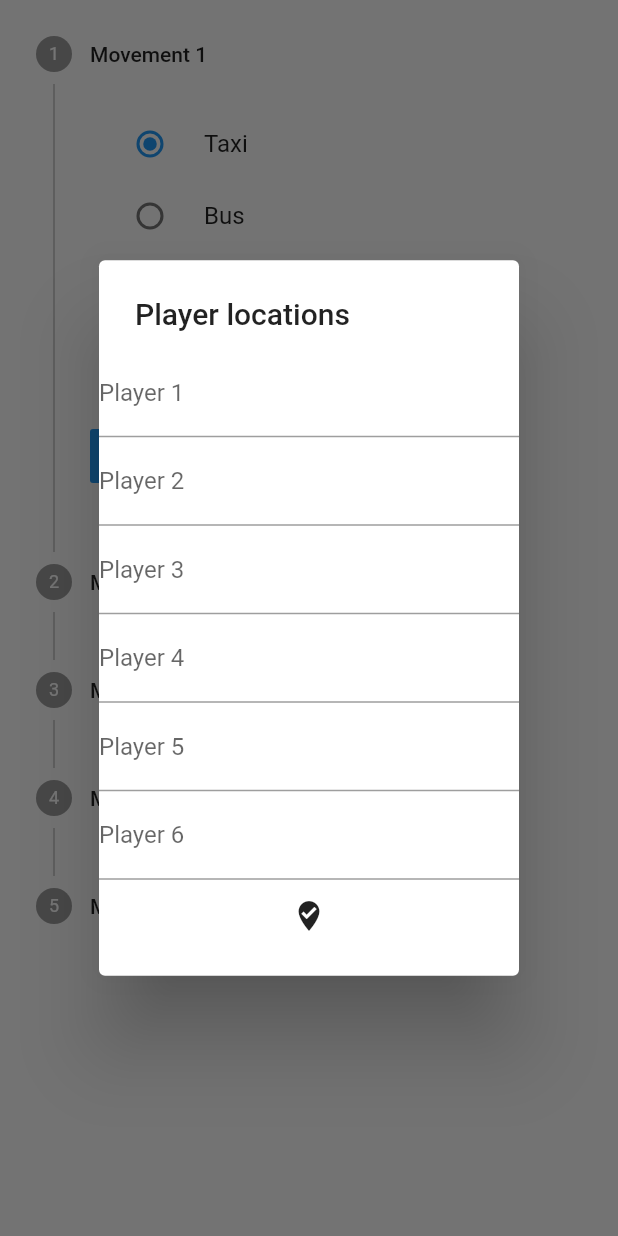
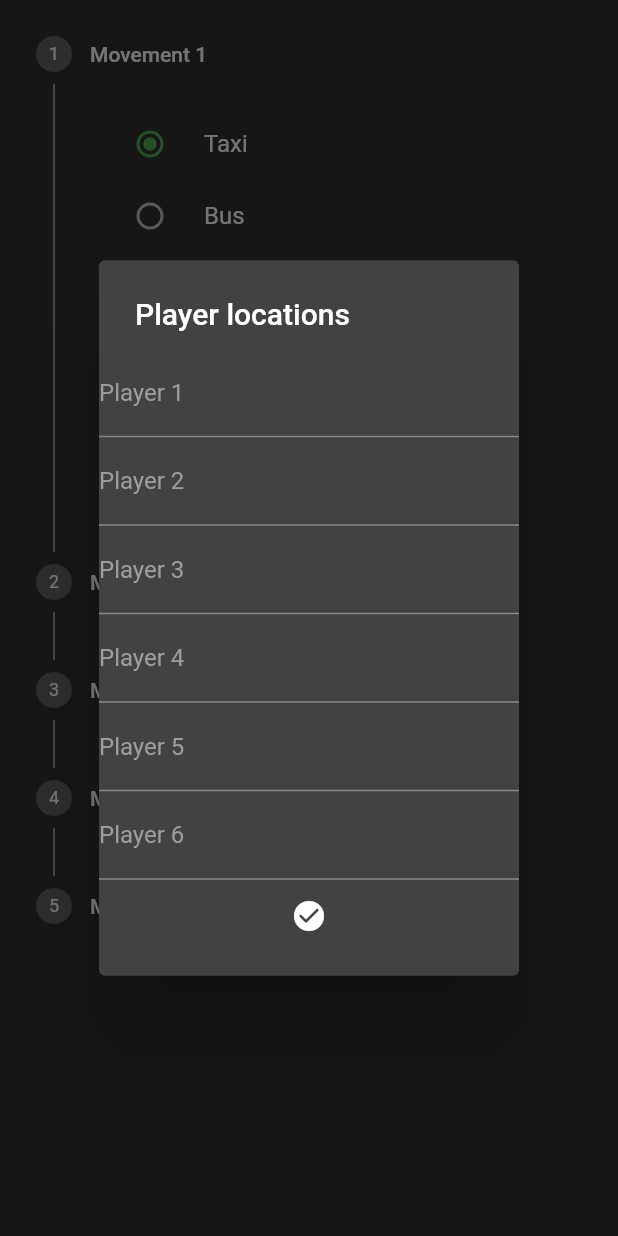
Before and after one commit to LvdKooi/scotland_yard_advice, a Flutter app: the MovementStepper widget shown alone on an empty page, opened directly with empty values, after a tap on "CONTINUE", on a phone screen of 412 x 824 dp. Run offline on Flutter 3.47's test engine with Material 2 defaults, Android fonts, the phone set to English and light mode, and no system bars.

Commit message:
Adding colors and styles for dark theme

```diff
--- a/lib/widget/MovementStepper.dart
+++ b/lib/widget/MovementStepper.dart
@@ -87,8 +87,15 @@ class _MovementStepperState extends State<MovementStepper> {
     var tfList = <Widget>[];
     for (var i = 0; i <= _MAX_PLAYERS; i++) {
       tfList.add(new TextField(
-          decoration:
-              new InputDecoration(labelText: "Player " + (i + 1).toString()),
+          cursorColor: Colors.white,
+          decoration: new InputDecoration(
+              labelText: "Player " + (i + 1).toString(),
+              labelStyle: TextStyle(color: Colors.grey),
+              focusedBorder: UnderlineInputBorder(
+                borderSide: const BorderSide(
+                  color: Colors.white,
+                ),
+              )),
           keyboardType: TextInputType.number,
           inputFormatters: [FilteringTextInputFormatter.digitsOnly],
           cursorWidth: 3,
@@ -112,7 +119,7 @@ class _MovementStepperState extends State<MovementStepper> {
                 }
               })
             },
-        icon: Icon(Icons.where_to_vote)));
+        icon: Icon(Icons.check_circle_rounded)));
 
     return tfList;
   }
--- a/lib/widget/StepInput.dart
+++ b/lib/widget/StepInput.dart
@@ -29,6 +29,7 @@ class _StepInputState extends State<StepInput> {
           title: Text(element.name),
           visualDensity: VisualDensity.compact,
           leading: Radio<MeansOfTransportation>(
+            activeColor: Colors.green,
             value: element,
             groupValue: _means,
             onChanged: (MeansOfTransportation? value) {
```
Also changed, not shown: lib/main.dart (+10 -0 lines).
